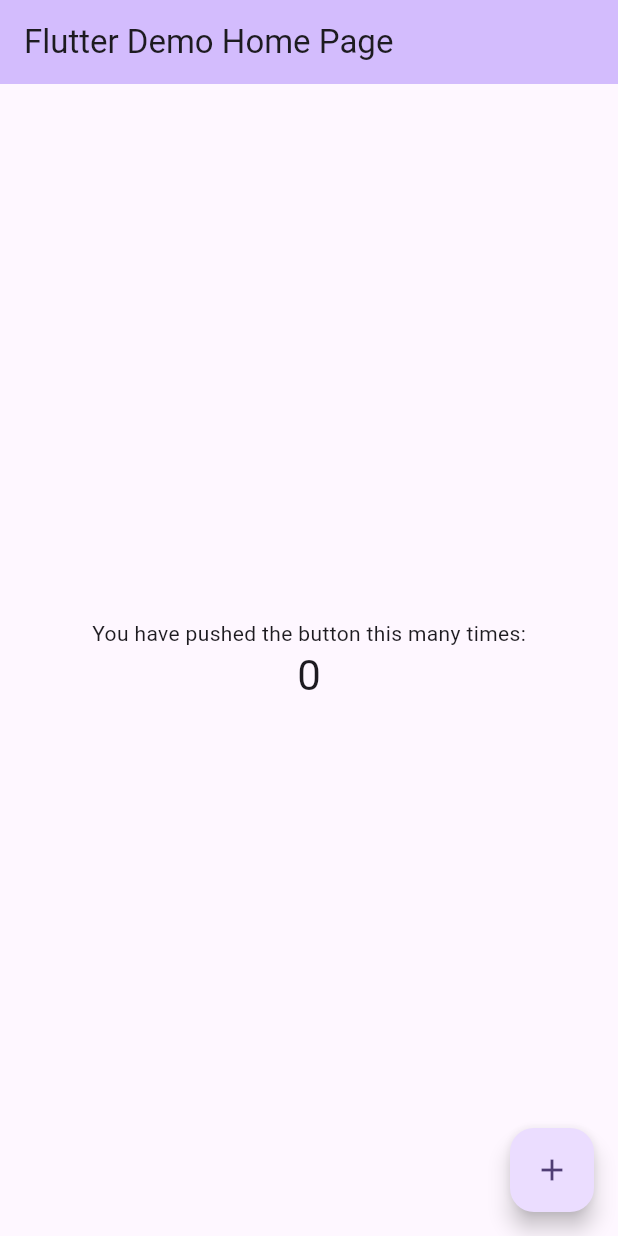
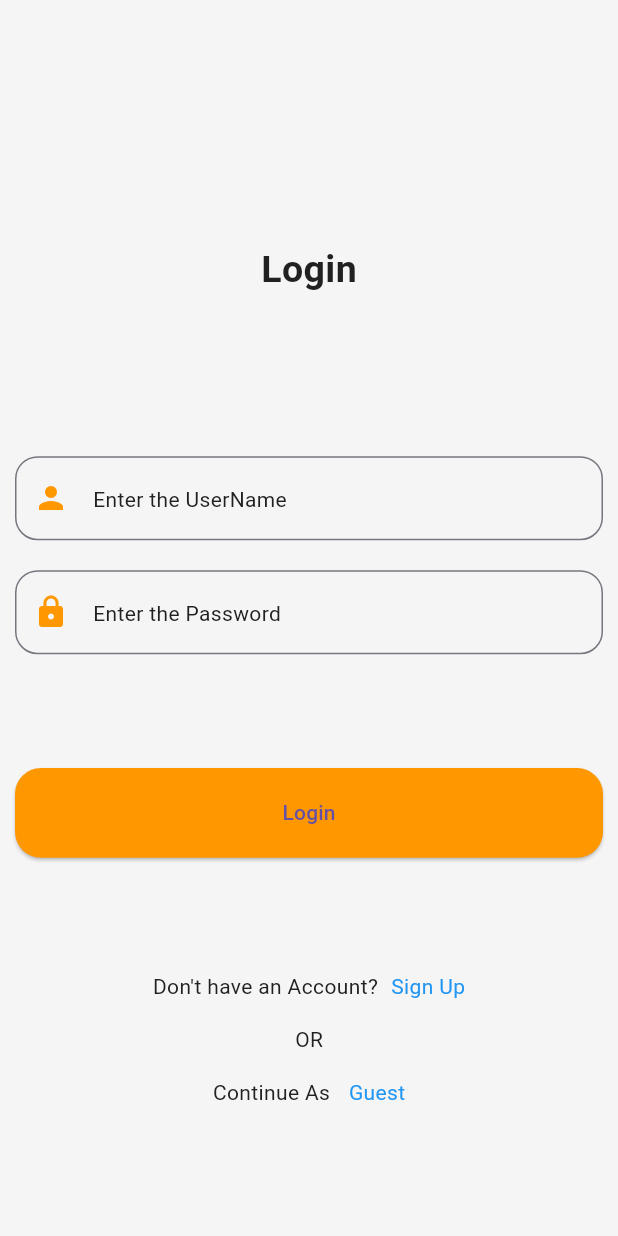
Before and after one commit to RushiGhegade/kody_projects, a Flutter app: the screen it shows after launch, on a phone screen of 412 x 824 dp. Run offline on Flutter 3.47's test engine with Material 3 defaults, Android fonts, the phone set to English and light mode, and no system bars; our stand-ins replace audioplayers, carousel_slider, flutter_riverpod, flutter_screenutil, flutter_slidable, hive and 5 more; accounts and stored records are empty.

Commit message:
day 1 shopping

```diff
--- /dev/null
+++ b/shopping_app/lib/framework/repository/auth_repository/model/user_information_model.dart
@@ -0,0 +1,24 @@
+
+import 'dart:io';
+import 'dart:typed_data';
+import 'package:hive/hive.dart';
+part 'user_information_model.g.dart';
+
+@HiveType(typeId: 1)
+class UserInformation{
+
+  @HiveField(0)
+  final String id;
+
+  @HiveField(1)
+  final String userName;
+
+  @HiveField(2)
+  final String password;
+
+  @HiveField(3)
+  final Uint8List uint8list;
+
+  const UserInformation({required this.id,required this.userName,required this.uint8list,required this.password});
+
+}
--- a/shopping_app/lib/main.dart
+++ b/shopping_app/lib/main.dart
@@ -1,122 +1,37 @@
 import 'package:flutter/material.dart';
+import 'package:flutter_riverpod/flutter_riverpod.dart';
+import 'package:flutter_screenutil/flutter_screenutil.dart';
+import 'package:shopping_app/framework/utils/hive_init.dart';
+import 'package:shopping_app/ui/auth/splash_screen.dart';
+import 'package:shopping_app/ui/utils/theme/app_theme.dart';
 
-void main() {
-  runApp(const MyApp());
+void main()async{
+
+  WidgetsFlutterBinding.ensureInitialized();
+
+  // initialize the Hive in this class
+  HiveInitialize.initHive();
+
+  // run method
+  runApp(
+    ProviderScope(
+      child: const MyApp(),
+    ),
+  );
 }
 
 class MyApp extends StatelessWidget {
   const MyApp({super.key});
 
-  // This widget is the root of your application.
   @override
   Widget build(BuildContext context) {
-    return MaterialApp(
-      title: 'Flutter Demo',
-      theme: ThemeData(
-        // This is the theme of your application.
-        //
-        // TRY THIS: Try running your application with "flutter run". You'll see
-        // the application has a purple toolbar. Then, without quitting the app,
-        // try changing the seedColor in the colorScheme below to Colors.green
-        // and then invoke "hot reload" (save your changes or press the "hot
-        // reload" button in a Flutter-supported IDE, or press "r" if you used
-        // the command line to start the app).
-        //
-        // Notice that the counter didn't reset back to zero; the application
-        // state is not lost during the reload. To reset the state, use hot
-        // restart instead.
-        //
-        // This works for code too, not just values: Most code changes can be
-        // tested with just a hot reload.
-        colorScheme: ColorScheme.fromSeed(seedColor: Colors.deepPurple),
+    return ScreenUtilInit(
+      child: MaterialApp(
+        debugShowCheckedModeBanner: false,
+        themeMode: ThemeMode.light,
+        theme: AppTheme.AppThemeLight(),
+        home: SplashScreen(),
       ),
-      home: const MyHomePage(title: 'Flutter Demo Home Page'),
     );
   }
 }
-
-class MyHomePage extends StatefulWidget {
-  const MyHomePage({super.key, required this.title});
-
-  // This widget is the home page of your application. It is stateful, meaning
-  // that it has a State object (defined below) that contains fields that affect
-  // how it looks.
-
-  // This class is the configuration for the state. It holds the values (in this
-  // case the title) provided by the parent (in this case the App widget) and
-  // used by the build method of the State. Fields in a Widget subclass are
-  // always marked "final".
-
-  final String title;
-
-  @override
-  State<MyHomePage> createState() => _MyHomePageState();
-}
-
-class _MyHomePageState extends State<MyHomePage> {
-  int _counter = 0;
-
-  void _incrementCounter() {
-    setState(() {
-      // This call to setState tells the Flutter framework that something has
-      // changed in this State, which causes it to rerun the build method below
-      // so that the display can reflect the updated values. If we changed
-      // _counter without calling setState(), then the build method would not be
-      // called again, and so nothing would appear to happen.
-      _counter++;
-    });
-  }
-
-  @override
-  Widget build(BuildContext context) {
-    // This method is rerun every time setState is called, for instance as done
-    // by the _incrementCounter method above.
-    //
-    // The Flutter framework has been optimized to make rerunning build methods
-    // fast, so that you can just rebuild anything that needs updating rather
-    // than having to individually change instances of widgets.
-    return Scaffold(
-      appBar: AppBar(
-        // TRY THIS: Try changing the color here to a specific color (to
-        // Colors.amber, perhaps?) and trigger a hot reload to see the AppBar
-        // change color while the other colors stay the same.
-        backgroundColor: Theme.of(context).colorScheme.inversePrimary,
-        // Here we take the value from the MyHomePage object that was created by
-        // the App.build method, and use it to set our appbar title.
-        title: Text(widget.title),
-      ),
-      body: Center(
-        // Center is a layout widget. It takes a single child and positions it
-        // in the middle of the parent.
-        child: Column(
-          // Column is also a layout widget. It takes a list of children and
-          // arranges them vertically. By default, it sizes itself to fit its
-          // children horizontally, and tries to be as tall as its parent.
-          //
-          // Column has various properties to control how it sizes itself and
-          // how it positions its children. Here we use mainAxisAlignment to
-          // center the children vertically; the main axis here is the vertical
-          // axis because Columns are vertical (the cross axis would be
-          // horizontal).
-          //
-          // TRY THIS: Invoke "debug painting" (choose the "Toggle Debug Paint"
-          // action in the IDE, or press "p" in the console), to see the
-          // wireframe for each widget.
-          mainAxisAlignment: MainAxisAlignment.center,
-          children: <Widget>[
-            const Text('You have pushed the button this many times:'),
-            Text(
-              '$_counter',
-              style: Theme.of(context).textTheme.headlineMedium,
-            ),
-          ],
-        ),
-      ),
-      floatingActionButton: FloatingActionButton(
-        onPressed: _incrementCounter,
-        tooltip: 'Increment',
-        child: const Icon(Icons.add),
-      ), // This trailing comma makes auto-formatting nicer for build methods.
-    );
-  }
-}
--- /dev/null
+++ b/shopping_app/lib/ui/auth/helper/action_button.dart
@@ -0,0 +1,32 @@
+
+import 'package:flutter/material.dart';
+import 'package:flutter_screenutil/flutter_screenutil.dart';
+
+import '../../utils/theme/app_color.dart';
+import '../../utils/widgets/custom_text_widget.dart';
+
+class ActionButton extends StatelessWidget {
+
+  final String text;
+  final VoidCallback callback;
+
+
+  const ActionButton({super.key,required this.text,required this.callback});
+
+  @override
+  Widget build(BuildContext context) {
+    return ElevatedButton(
+      onPressed: () {
+        callback();
+      },
+      style: ElevatedButton.styleFrom(
+        fixedSize: Size(MediaQuery.sizeOf(context).width, 50.h),
+        shape: RoundedRectangleBorder(
+          borderRadius: BorderRadius.circular(15.r),
+        ),
+        backgroundColor: AppColor.secondaryColor,
+      ),
+      child: CustomTextWidget(text: text),
+    );
+  }
+}
--- /dev/null
+++ b/shopping_app/lib/ui/auth/helper/enter_text.dart
@@ -0,0 +1,32 @@
+
+import 'package:flutter/material.dart';
+import 'package:shopping_app/ui/utils/widgets/custom_Icon.dart';
+import 'package:shopping_app/ui/utils/widgets/custom_text_widget.dart';
+
+class EnterTextField extends StatefulWidget {
+
+  final IconData iconData;
+  final String text;
+  final TextEditingController? controller;
+
+  const EnterTextField({super.key,required this.iconData,required this.text,this.controller});
+
+  @override
+  State<EnterTextField> createState() => _EnterTextFieldState();
+}
+
+class _EnterTextFieldState extends State<EnterTextField> {
+  @override
+  Widget build(BuildContext context) {
+    return TextFormField(
+      controller: widget.controller,
+      decoration: InputDecoration(
+        hint: CustomTextWidget(text: widget.text),
+        prefixIcon: CustomIcon(iconData: widget.iconData),
+        border: OutlineInputBorder(
+          borderRadius: BorderRadius.circular(15),
+        ),
+      ),
+    );
+  }
+}
--- /dev/null
+++ b/shopping_app/lib/ui/auth/helper/rich_text.dart
@@ -0,0 +1,31 @@
+
+import 'package:flutter/material.dart';
+import 'package:shopping_app/ui/utils/widgets/custom_sizebox.dart';
+import 'package:shopping_app/ui/utils/widgets/custom_text_widget.dart';
+
+import '../../utils/theme/app_color.dart';
+
+class RichTextCustom extends StatelessWidget {
+  final String firstName;
+  final String secondName;
+  final VoidCallback? callback;
+
+  const RichTextCustom({super.key,required this.firstName,this.callback,required this.secondName});
+
+  @override
+  Widget build(BuildContext context) {
+    return Row(
+      mainAxisAlignment: MainAxisAlignment.center,
+      spacing: 5,
+      children: [
+        CustomTextWidget(text: firstName),
+
+        GestureDetector(
+            onTap: (){
+              callback!();
+            },
+            child: CustomTextWidget(text:secondName,color: AppColor.primaryColor,)),
+      ],
+    );
+  }
+}
--- /dev/null
+++ b/shopping_app/lib/ui/auth/mobile/screens/login_screen_mobile.dart
@@ -0,0 +1,57 @@
+import 'package:flutter/material.dart';
+import 'package:flutter_screenutil/flutter_screenutil.dart';
+import 'package:shopping_app/ui/auth/helper/action_button.dart';
+import 'package:shopping_app/ui/auth/helper/enter_text.dart';
+import 'package:shopping_app/ui/auth/helper/rich_text.dart';
+import 'package:shopping_app/ui/utils/theme/app_color.dart';
+import 'package:shopping_app/ui/utils/widgets/custom_sizebox.dart';
+import 'package:shopping_app/ui/utils/widgets/custom_text_widget.dart';
+
+class LoginScreenMobile extends StatefulWidget {
+  const LoginScreenMobile({super.key});
+
+  @override
+  State<LoginScreenMobile> createState() => _LoginScreenMobileState();
+}
+
+class _LoginScreenMobileState extends State<LoginScreenMobile> {
+  @override
+  Widget build(BuildContext context) {
+    return Scaffold(
+      body: Padding(
+        padding: const EdgeInsets.all(10),
+        child: Column(
+          mainAxisAlignment: MainAxisAlignment.center,
+          children: [
+            Spacer(flex: 10,),
+            CustomTextWidget(
+              text: "Login",
+              fontSize: 25.spMin,
+              fontWeight: FontWeight.bold,
+            ),
+            Spacer(flex: 7,),
+            EnterTextField(iconData: Icons.person, text: "Enter the UserName"),
+            CustomSizeBox.height20,
+            EnterTextField(iconData: Icons.lock, text: "Enter the Password"),
+            Spacer(flex: 5,),
+            ActionButton(text: "Login", callback: (){
+              print("Login");
+            }),
+
+            Spacer(flex: 5,),
+        RichTextCustom(firstName: "Don't have an Account? ", secondName: "Sign Up",callback: (){
+          print("Sign in");
+        }),
+            Spacer(),
+            Center(child: CustomTextWidget(text: "OR"),),
+            Spacer(),
+            RichTextCustom(firstName: "Continue As  ", secondName: "Guest",callback: (){
+              print("Gest Login");
+            },),
+            Spacer(flex: 5,),
+          ],
+        ),
+      ),
+    );
+  }
+}
--- /dev/null
+++ b/shopping_app/lib/ui/utils/theme/app_color.dart
@@ -0,0 +1,13 @@
+
+import 'package:flutter/material.dart';
+
+// stores All The Color
+class AppColor{
+
+  static const primaryColor = Color.fromRGBO(33, 150, 243, 1);
+  static const secondaryColor = Color.fromRGBO(255, 152, 0, 1);
+  static const backgroundColor = Color.fromRGBO(245, 245, 245, 1);
+  static const textColor = Color.fromRGBO(33, 33, 33, 1);
+  static const successColor = Color.fromRGBO(244, 67, 54, 1);
+
+}
--- /dev/null
+++ b/shopping_app/lib/ui/utils/theme/app_theme.dart
@@ -0,0 +1,20 @@
+
+
+import 'package:flutter/material.dart';
+import 'package:shopping_app/ui/utils/theme/app_color.dart';
+
+class AppTheme{
+
+   static ThemeData AppThemeLight() {
+      return ThemeData(
+        brightness: Brightness.light,
+        scaffoldBackgroundColor: AppColor.backgroundColor,
+        primaryColor: AppColor.primaryColor,
+        textTheme: TextTheme(
+          headlineLarge: TextStyle(color: AppColor.textColor),
+          bodyMedium: TextStyle(color: AppColor.textColor),
+        )
+      );
+   }
+
+}
--- /dev/null
+++ b/shopping_app/lib/ui/utils/widgets/custom_Icon.dart
@@ -0,0 +1,22 @@
+
+import 'package:flutter/material.dart';
+
+import '../theme/app_color.dart';
+
+class CustomIcon extends StatelessWidget {
+
+  final IconData iconData;
+  final double? size;
+  final Color? color;
+
+  const CustomIcon({super.key,required this.iconData,this.color = AppColor.secondaryColor,this.size});
+
+  @override
+  Widget build(BuildContext context) {
+    return Icon(
+        iconData,
+      size: size,
+      color: color,
+    );
+  }
+}
--- /dev/null
+++ b/shopping_app/lib/ui/utils/widgets/custom_sizebox.dart
@@ -0,0 +1,25 @@
+import 'package:flutter/material.dart';
+
+class CustomSizeBox {
+  // height
+  static const SizedBox height2 = SizedBox(height: 2);
+  static const SizedBox height5 = SizedBox(height: 5);
+  static const SizedBox height10 = SizedBox(height: 10);
+  static const SizedBox height20 = SizedBox(height: 20);
+  static const SizedBox height30 = SizedBox(height: 30);
+  static const SizedBox height40 = SizedBox(height: 40);
+  static const SizedBox height50 = SizedBox(height: 50);
+  static const SizedBox height60 = SizedBox(height: 60);
+  static const SizedBox height70 = SizedBox(height: 70);
+  static const SizedBox height80 = SizedBox(height: 80);
+
+  // width
+  static const SizedBox width10 = SizedBox(width: 10);
+  static const SizedBox width20 = SizedBox(width: 20);
+  static const SizedBox width30 = SizedBox(width: 30);
+  static const SizedBox width40 = SizedBox(width: 40);
+  static const SizedBox width50 = SizedBox(width: 50);
+  static const SizedBox width60 = SizedBox(width: 60);
+  static const SizedBox width70 = SizedBox(width: 70);
+  static const SizedBox width80 = SizedBox(width: 80);
+}
--- /dev/null
+++ b/shopping_app/lib/ui/utils/widgets/custom_text_widget.dart
@@ -0,0 +1,25 @@
+import 'package:flutter/material.dart';
+
+class CustomTextWidget extends StatelessWidget {
+
+  final String text;
+  final double? fontSize;
+  final FontWeight? fontWeight;
+  final Color? color;
+
+  const CustomTextWidget({super.key,required this.text,this.color,this.fontSize, this.fontWeight});
+
+  @override
+  Widget build(BuildContext context) {
+    return Text(
+      text,
+
+      style: TextStyle(
+        color: color,
+        fontSize:fontSize ,
+        fontWeight: fontWeight,
+      ),
+    );
+  }
+
+}
```
Also changed, not shown: shopping_app/lib/framework/utils/hive_init.dart (added, +26 -0 lines), shopping_app/lib/ui/auth/mobile/screens/home_screen_mobile.dart (added, +15 -0 lines), shopping_app/lib/ui/auth/splash_screen.dart (added, +34 -0 lines), shopping_app/lib/ui/auth/web/screens/home_screen_web.dart (added, +16 -0 lines), shopping_app/lib/ui/auth/web/screens/login_screen_web.dart (added, +16 -0 lines), shopping_app/lib/ui/helper/check_screen_layout.dart (added, +19 -0 lines), shopping_app/pubspec.yaml (+11 -3 lines), shopping_app/assets/images/buy.png (added), shopping_app/lib/framework/repository/auth_repository/model/user_information_model.g.dart (added), shopping_app/pubspec.lock, 1 other file.
